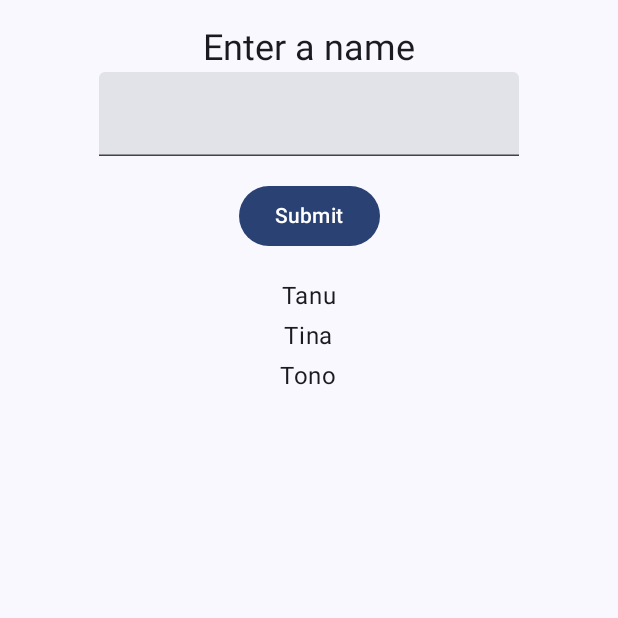
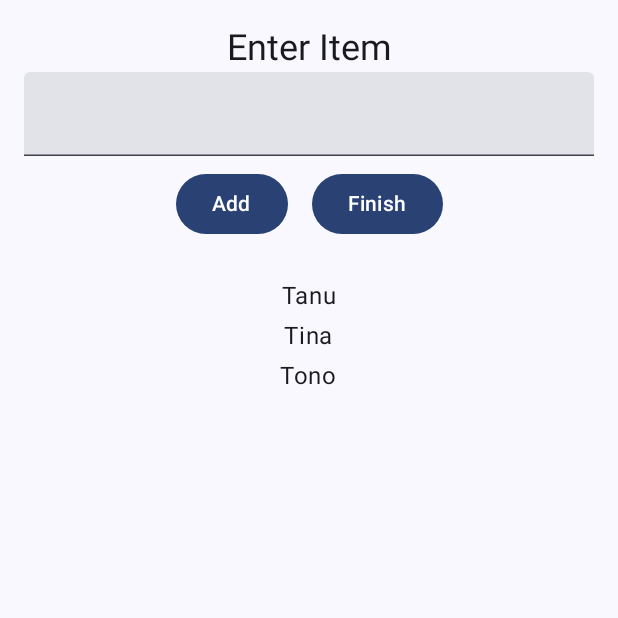
Before and after one commit to felixoctanielte/LAB_WEEK_09, an Android app built with Jetpack Compose: the screen it shows after launch (MainActivity), on a phone screen of 412 x 824 dp, the top half of it. Run offline under Robolectric (Android 15) with nearby library versions, the phone set to English and light mode, and no system bars.

```diff
--- a/app/build.gradle.kts
+++ b/app/build.gradle.kts
@@ -51,6 +51,7 @@ dependencies {
 
     debugImplementation("androidx.compose.ui:ui-tooling:1.5.1")
 
+    implementation("androidx.navigation:navigation-compose:2.7.4")
 
 
 
--- a/app/src/main/java/com/example/lab_week_09/MainActivity.kt
+++ b/app/src/main/java/com/example/lab_week_09/MainActivity.kt
@@ -15,9 +15,27 @@ import androidx.compose.foundation.text.KeyboardOptions
 import androidx.compose.ui.text.input.KeyboardType
 import androidx.compose.ui.tooling.preview.Preview
 import androidx.compose.ui.unit.dp
+import androidx.navigation.NavType
+import androidx.navigation.compose.*
 import com.example.lab_week_09.ui.theme.LAB_WEEK_09Theme
 import androidx.compose.runtime.snapshots.SnapshotStateList
+import androidx.navigation.compose.NavHost
+import androidx.navigation.compose.composable
+import androidx.navigation.compose.rememberNavController
+import androidx.navigation.NavHostController
 
+import androidx.navigation.navArgument
+
+// --------------------------------------------------------
+// DATA MODEL
+// --------------------------------------------------------
+data class Student(
+    var name: String
+)
+
+// --------------------------------------------------------
+// MAIN ACTIVITY
+// --------------------------------------------------------
 class MainActivity : ComponentActivity() {
     override fun onCreate(savedInstanceState: Bundle?) {
         super.onCreate(savedInstanceState)
@@ -27,20 +45,49 @@ class MainActivity : ComponentActivity() {
                     modifier = Modifier.fillMaxSize(),
                     color = MaterialTheme.colorScheme.background
                 ) {
-                    Home()
+                    val navController = rememberNavController()
+                    App(navController)
                 }
             }
         }
     }
 }
 
-// Data Model
-data class Student(
-    var name: String
-)
+// --------------------------------------------------------
+// APP ROOT + NAVIGATION HOST
+// --------------------------------------------------------
+@Composable
+fun App(navController: NavHostController) {
 
+    NavHost(
+        navController = navController,
+        startDestination = "home"
+    ) {
+
+        composable("home") {
+            Home { listAsString ->
+                navController.navigate("resultContent/?listData=$listAsString")
+            }
+        }
+
+        composable(
+            "resultContent/?listData={listData}",
+            arguments = listOf(navArgument("listData") {
+                type = NavType.StringType
+            })
+        ) {
+            ResultContent(it.arguments?.getString("listData").orEmpty())
+        }
+    }
+}
+
+// --------------------------------------------------------
+// HOME (PARENT COMPOSABLE)
+// --------------------------------------------------------
 @Composable
-fun Home() {
+fun Home(
+    navigateFromHomeToResult: (String) -> Unit
+) {
 
     val listData = remember {
         mutableStateListOf(
@@ -50,36 +97,41 @@ fun Home() {
         )
     }
 
-    var inputField = remember { mutableStateOf(Student("")) }
+    var inputField by remember { mutableStateOf(Student("")) }
 
     HomeContent(
-        listData,
-        inputField.value,
-        { input ->
-            inputField.value = inputField.value.copy(name = input)
+        listData = listData,
+        inputField = inputField,
+        onInputValueChange = { input ->
+            inputField = inputField.copy(name = input)
         },
-        {
-            if (inputField.value.name.isNotBlank()) {
-                listData.add(inputField.value)
-                inputField.value = Student("")
+        onButtonClick = {
+            if (inputField.name.isNotBlank()) {
+                listData.add(inputField)
+                inputField = Student("")
             }
+        },
+        navigateFromHomeToResult = {
+            navigateFromHomeToResult(listData.toList().toString())
         }
     )
 }
 
-// CHILD COMPOSABLE
+// --------------------------------------------------------
+// HOME CONTENT (CHILD COMPOSABLE)
+// --------------------------------------------------------
 @Composable
 fun HomeContent(
     listData: SnapshotStateList<Student>,
     inputField: Student,
     onInputValueChange: (String) -> Unit,
-    onButtonClick: () -> Unit
+    onButtonClick: () -> Unit,
+    navigateFromHomeToResult: () -> Unit
 ) {
 
     LazyColumn {
 
         item {
-
             Column(
                 modifier = Modifier
                     .padding(16.dp)
@@ -87,22 +139,22 @@ fun HomeContent(
                 horizontalAlignment = Alignment.CenterHorizontally
             ) {
 
-                OnBackgroundTitleText(
-                    text = stringResource(id = R.string.enter_item)
-                )
+                OnBackgroundTitleText(text = "Enter Item")
 
                 TextField(
                     value = inputField.name,
                     onValueChange = { onInputValueChange(it) },
-                    keyboardOptions = KeyboardOptions(
-                        keyboardType = KeyboardType.Text
-                    )
+                    keyboardOptions = KeyboardOptions(keyboardType = KeyboardType.Text),
+                    modifier = Modifier.fillMaxWidth()
                 )
 
-                PrimaryTextButton(
-                    text = stringResource(id = R.string.button_click)
-                ) {
-                    onButtonClick()
+                Row {
+                    PrimaryTextButton(text = "Add") {
+                        onButtonClick()
+                    }
+                    PrimaryTextButton(text = "Finish") {
+                        navigateFromHomeToResult()
+                    }
                 }
             }
         }
@@ -118,8 +170,26 @@ fun HomeContent(
             }
         }
     }
+}
 
+// --------------------------------------------------------
+// RESULT CONTENT
+// --------------------------------------------------------
+@Composable
+fun ResultContent(listData: String) {
+    Column(
+        modifier = Modifier
+            .padding(vertical = 4.dp)
+            .fillMaxSize(),
+        horizontalAlignment = Alignment.CenterHorizontally
+    ) {
+        OnBackgroundItemText(text = listData)
+    }
 }
+
+// --------------------------------------------------------
+// CUSTOM UI COMPONENTS
+// --------------------------------------------------------
 @Composable
 fun OnBackgroundTitleText(text: String) {
     Text(
@@ -145,15 +215,14 @@ fun PrimaryTextButton(
 ) {
     Button(
         onClick = onClick,
-        modifier = Modifier.padding(top = 16.dp)
+        modifier = Modifier.padding(8.dp)
     ) {
         Text(text)
     }
 }
 
-
 @Preview(showBackground = true)
 @Composable
 fun PreviewHome() {
-    Home()
+    Home {}
 }
```
